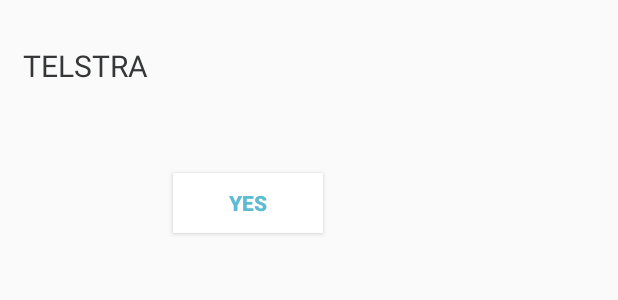
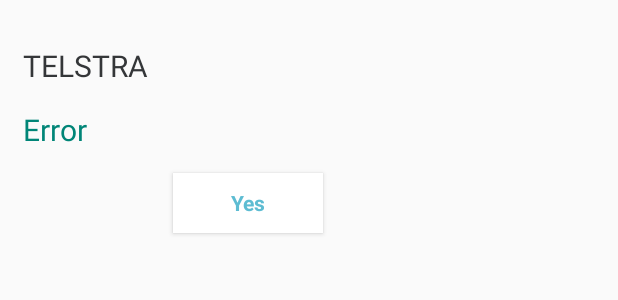
Before and after one commit to sagarbandamwar/mytelestraRepo, an Android app: the layout custom_dialog.xml on its own in the app's theme, with its tools: preview values and no code run, on a phone screen of 412 x 824 dp. Shown: the top 300 px of the screen. Run offline under Robolectric (Android 15) with nearby library versions, the phone set to English and light mode, and no system bars.

Commit message:
dimens resourse folder created strings are added styles are added unused code removed

```diff
--- a/app/src/main/java/com/example/livedata/MainApplication.kt
+++ b/app/src/main/java/com/example/livedata/MainApplication.kt
@@ -22,9 +22,7 @@ class MainApplication : Application() {
     override fun onCreate() {
         super.onCreate()
         // initialize for any
-
         // Use ApplicationContext.
-        // example: SharedPreferences etc...
-        val context: Context = MainApplication.applicationContext()
+        val context = MainApplication.applicationContext()
     }
 }
--- a/app/src/main/java/com/example/livedata/communication/RecyclerViewScrollListener.kt
+++ /dev/null
@@ -1,5 +0,0 @@
-package com.example.livedata.communication
-
-interface RecyclerViewScrollListener {
-    fun onScroll(position: Int , title : String?)
-}
--- a/app/src/main/res/layout/custom_dialog.xml
+++ b/app/src/main/res/layout/custom_dialog.xml
@@ -1,52 +1,45 @@
 <?xml version="1.0" encoding="utf-8"?>
 <FrameLayout xmlns:android="http://schemas.android.com/apk/res/android"
+    xmlns:app="http://schemas.android.com/apk/res-auto"
     android:layout_width="wrap_content"
     android:layout_height="wrap_content"
-    xmlns:app="http://schemas.android.com/apk/res-auto"
     android:orientation="vertical">
 
     <androidx.constraintlayout.widget.ConstraintLayout
-        android:layout_width="300dp"
-        android:layout_height="160dp"
-        android:layout_marginLeft="15dp"
-        android:layout_marginTop="30dp"
-        android:layout_marginRight="15dp"
-        android:layout_marginBottom="30dp"
+        android:layout_width="@dimen/three_hundred"
+        android:layout_height="@dimen/oneSixty_dp"
+        android:layout_marginLeft="@dimen/fifteen_dp"
+        android:layout_marginTop="@dimen/thirty_dp"
+        android:layout_marginRight="@dimen/fifteen_dp"
+        android:layout_marginBottom="@dimen/thirty_dp"
         android:orientation="vertical">
 
         <TextView
             android:id="@+id/tvTitle"
-            android:textSize="20dp"
-            android:textColor="@color/text_subtitle"
-            app:layout_constraintTop_toTopOf="parent"
-            app:layout_constraintLeft_toLeftOf="parent"
             android:layout_width="wrap_content"
             android:layout_height="wrap_content"
-            android:text="@string/telstra" />
+            android:text="@string/telstra"
+            android:textColor="@color/text_subtitle"
+            android:textSize="@dimen/tewnty_dp"
+            app:layout_constraintLeft_toLeftOf="parent"
+            app:layout_constraintTop_toTopOf="parent" />
 
         <TextView
             android:id="@+id/tvBody"
-            android:textSize="20dp"
-            app:layout_constraintLeft_toLeftOf="parent"
-            app:layout_constraintTop_toBottomOf="@+id/tvTitle"
             android:layout_width="wrap_content"
             android:layout_height="wrap_content"
-            android:layout_marginTop="15dp"
-            android:fontFamily=""
-            android:textColor="@color/colorPrimary" />
+            android:layout_marginTop="@dimen/fifteen_dp"
+            android:textColor="@color/colorPrimary"
+            android:textSize="@dimen/tewnty_dp"
+            android:text="Error"
+            app:layout_constraintLeft_toLeftOf="parent"
+            app:layout_constraintTop_toBottomOf="@+id/tvTitle" />
 
         <Button
-                android:id="@+id/btn_yes"
+            android:id="@+id/btn_yes"
+            style="@style/MyButton"
+            app:layout_constraintLeft_toLeftOf="parent"
             app:layout_constraintRight_toRightOf="parent"
-            app:layout_constraintLeft_toLeftOf="parent"
-            app:layout_constraintTop_toBottomOf="@+id/tvBody"
-            android:layout_width="100dp"
-            android:layout_height="40dp"
-            android:layout_marginTop="15dp"
-            android:background="@android:color/white"
-            android:clickable="true"
-            android:text="@string/text_yes"
-            android:textColor="@color/color_blue"
-            android:textStyle="bold" />
+            app:layout_constraintTop_toBottomOf="@+id/tvBody" />
     </androidx.constraintlayout.widget.ConstraintLayout>
 </FrameLayout>
--- a/app/src/main/res/values/colors.xml
+++ b/app/src/main/res/values/colors.xml
@@ -8,4 +8,6 @@
     <color name="card_background">#D81B60</color>
     <color name="text_subtitle">#343638</color>
     <color name="color_blue">#5DBCD2</color>
+    <color name="white">#ffffff</color>
+    <color name="card_view_background">#f0eeeb</color>
 </resources>
--- /dev/null
+++ b/app/src/main/res/values/dimens.xml
@@ -0,0 +1,16 @@
+<?xml version="1.0" encoding="utf-8"?>
+<resources>
+
+    <dimen name="tewnty_dp">20dp</dimen>
+    <dimen name="tewntyFour_dp">24dp</dimen>
+    <dimen name="fifteen_dp">15dp</dimen>
+    <dimen name="ten_dp">10dp</dimen>
+    <dimen name="five_dp">5dp</dimen>
+    <dimen name="subTitledimen">175dp</dimen>
+    <dimen name="eighteen_dp">18dp</dimen>
+    <dimen name="thirty_dp">30dp</dimen>
+    <dimen name="hundred_dp">100dp</dimen>
+    <dimen name="fourty_dp">40dp</dimen>
+    <dimen name="three_hundred">300dp</dimen>
+    <dimen name="oneSixty_dp">160dp</dimen>
+</resources>
--- a/app/src/main/res/values/strings.xml
+++ b/app/src/main/res/values/strings.xml
@@ -4,4 +4,6 @@
     <string name="text_yes">Yes</string>
     <string name="internet_message">Connect to Internet</string>
     <string name="mo_title">No Title</string>
+    <string name="txt_title">Title</string>
+    <string name="txt_sub_title">Sub Title</string>
 </resources>
--- a/app/src/main/res/values/styles.xml
+++ b/app/src/main/res/values/styles.xml
@@ -8,4 +8,51 @@
         <item name="colorAccent">@color/colorAccent</item>
     </style>
 
+    <style name="GenericStyle" parent="@android:style/Widget.TextView">
+        <item name="android:layout_height">wrap_content</item>
+        <item name="android:layout_width">wrap_content</item>
+    </style>
+
+    <style name="TextViewTitle" parent="GenericStyle">
+        <item name="android:text">@string/txt_title</item>
+        <item name="android:textSize">@dimen/tewntyFour_dp</item>
+        <item name="android:textColor">@color/text_title</item>
+        <item name="android:layout_margin">@dimen/five_dp</item>
+    </style>
+
+    <style name="TextViewSubTitle" parent="GenericStyle">
+        <item name="android:text">@string/txt_sub_title</item>
+        <item name="android:textSize">@dimen/eighteen_dp</item>
+        <item name="android:textColor">@color/text_subtitle</item>
+        <item name="android:layout_margin">@dimen/five_dp</item>
+    </style>
+
+    <style name="SetLeftRightConstraint">
+        <item name="layout_constraintLeft_toLeftOf">parent</item>
+        <item name="layout_constraintRight_toRightOf">parent</item>
+    </style>
+
+    <style name="SetTopBottomConstraint">
+        <item name="layout_constraintTop_toTopOf">parent</item>
+        <item name="layout_constraintBottom_toBottomOf">parent</item>
+    </style>
+
+
+    <style name="SetTopBottomLeftRightConstraint">
+        <item name="layout_constraintLeft_toLeftOf">parent</item>
+        <item name="layout_constraintRight_toRightOf">parent</item>
+        <item name="layout_constraintTop_toTopOf">parent</item>
+        <item name="layout_constraintBottom_toBottomOf">parent</item>
+    </style>
+
+    <style name="MyButton" parent="android:style/Widget.Button">
+    <item name="android:text">@string/text_yes</item>
+    <item name="android:clickable">true</item>
+    <item name="android:background">@color/white</item>
+    <item name="android:textStyle">bold</item>
+    <item name="android:textColor">@color/color_blue</item>
+    <item name="android:layout_marginTop">@dimen/fifteen_dp</item>
+    <item name="android:layout_width">@dimen/hundred_dp</item>
+    <item name="android:layout_height">@dimen/fourty_dp</item>
+    </style>
 </resources>
```
Also changed, not shown: app/src/main/java/com/example/livedata/adapter/AdapterRow.kt (+9 -13 lines), app/src/main/java/com/example/livedata/data/BlogRepository.kt (+6 -5 lines), app/src/main/java/com/example/livedata/network/RetrofitInstance.kt (+0 -19 lines), app/src/main/res/layout/activity_main.xml (+2 -20 lines), app/src/main/res/layout/blog_item.xml (+6 -12 lines), app/src/main/res/layout/fragment_blog.xml (+7 -16 lines), 1 other file.
